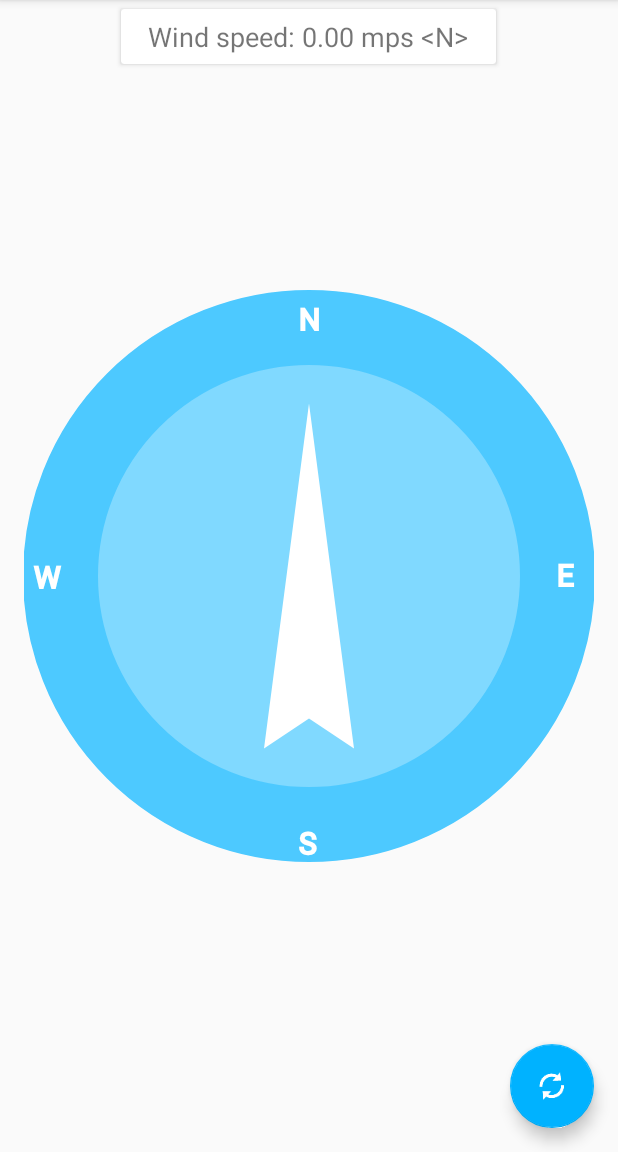
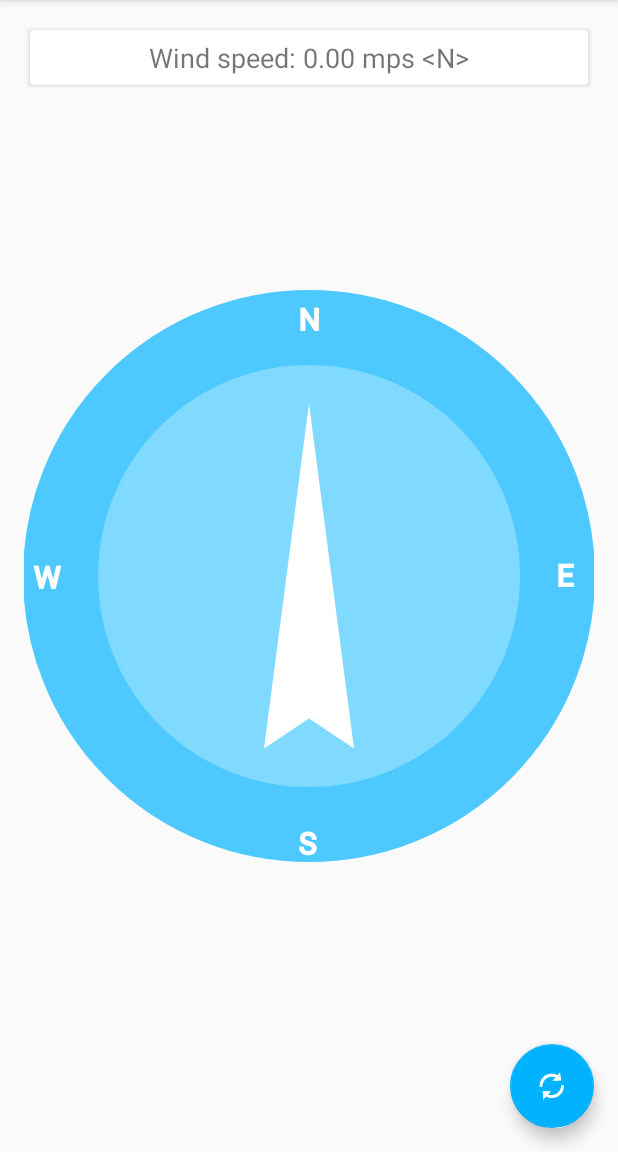
Before and after one commit to otsenreDC/weathercok, an Android app: the MapActivityFragment screen opened directly, with no data from a screen before it, on a phone screen of 412 x 824 dp, the part 84-1236 px from its top. Run offline under Robolectric (Android 15) with nearby library versions, the light colour scheme and no system bars; 1 statement that could not run was skipped.

Commit message:
New release.

```diff
--- a/app/build.gradle
+++ b/app/build.gradle
@@ -8,8 +8,8 @@ android {
         applicationId "io.bananalabs.weathercok"
         minSdkVersion 16
         targetSdkVersion 23
-        versionCode 3
-        versionName "1.1.0"
+        versionCode 4
+        versionName "1.2.0"
     }
 
     signingConfigs {
--- a/app/src/main/java/io/bananalabs/weathercok/MapActivityFragment.java
+++ b/app/src/main/java/io/bananalabs/weathercok/MapActivityFragment.java
@@ -92,7 +92,7 @@ public class MapActivityFragment extends Fragment {
             mArrow.setRotation(-mMap.getCameraPosition().bearing + direction.floatValue());
 
         String unit = Utils.getUnit(getActivity());
-        mSpeedTextView.setText("" + Utils.speedConversion(unit, mVane.getSpeed()) + " " + unit);
+        mSpeedTextView.setText(String.format("%.2f %s", Utils.speedConversion(unit, mVane.getSpeed()), unit));
 
         mDirectionTextView.setText(String.format("%.2fº <%s>", mVane.getDirection(), mVane.getDirectionAsFullString()));
     }
--- a/app/src/main/res/layout/fragment_wind.xml
+++ b/app/src/main/res/layout/fragment_wind.xml
@@ -8,11 +8,11 @@
 
     <android.support.v7.widget.CardView
         android:id="@+id/card_wind"
-        android:layout_width="250dp"
+        android:layout_width="match_parent"
         android:layout_height="wrap_content"
         android:layout_below="@id/toolbar"
         android:layout_centerHorizontal="true"
-        android:layout_margin="6dp">
+        android:layout_margin="20dp">
 
         <TextView
             android:id="@+id/text_view_speed"
--- a/app/src/main/res/values/strings.xml
+++ b/app/src/main/res/values/strings.xml
@@ -46,6 +46,7 @@
         <item>@string/kph</item>
         <item>@string/fps</item>
         <item>@string/mph</item>
+        <item>@string/knots</item>
     </string-array>
 
     <string-array name="pref_units_values">
@@ -53,6 +54,7 @@
         <item>@string/kph</item>
         <item>@string/fps</item>
         <item>@string/mph</item>
+        <item>@string/knots</item>
     </string-array>
     <string name="title_activity_map">MapActivity</string>
 
```
Also changed, not shown: 2 other files.
